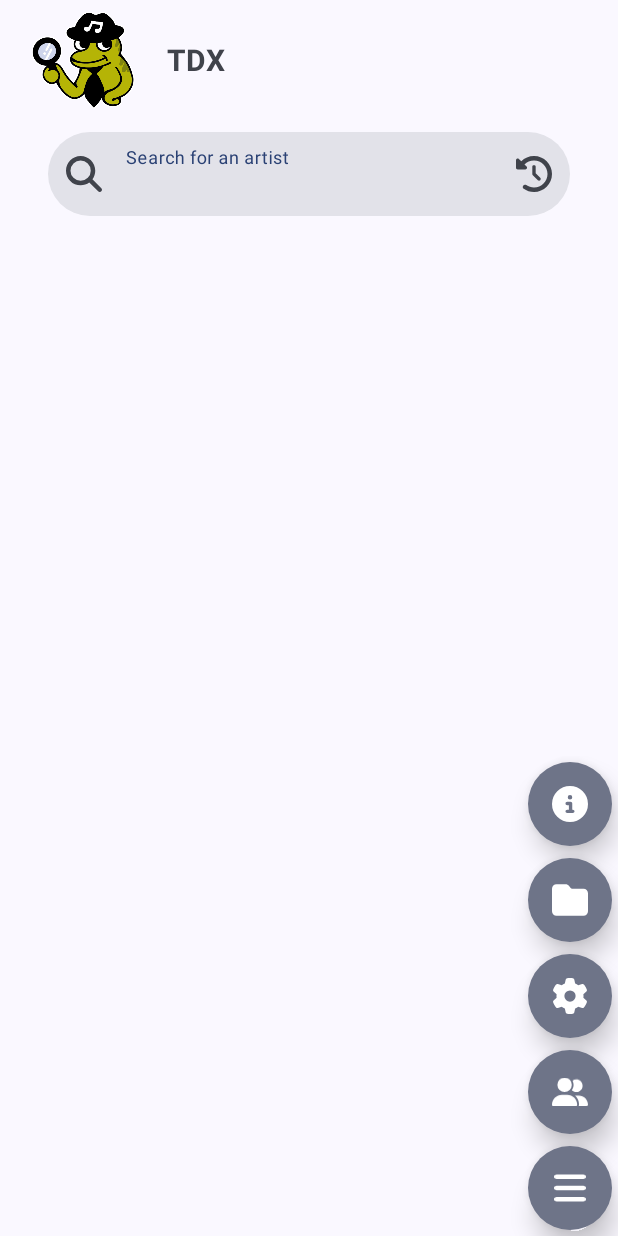
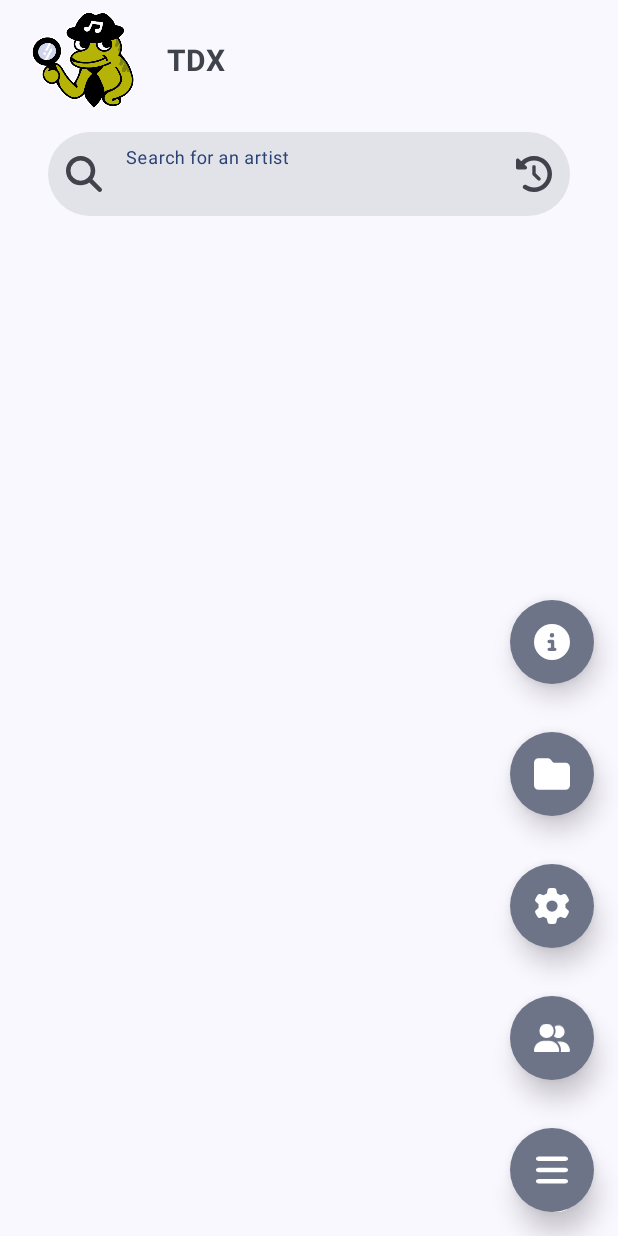
Before and after one commit to nooowavailable/tunedetectivex, an Android app: the screen it shows after launch (MainActivity), on a phone screen of 412 x 824 dp. Run offline under Robolectric (Android 15) with nearby library versions, the phone set to English and light mode, and no system bars; our stand-ins replace Room's generated code; libraries missing offline, so code that uses them is left out: com.getkeepsafe.taptargetview; 2 statements that could not run were skipped.

Commit message:
removed Artist Material Card View

```diff
--- a/app/src/main/java/com/dev/tunedetectivex/MainActivity.kt
+++ b/app/src/main/java/com/dev/tunedetectivex/MainActivity.kt
@@ -16,6 +16,7 @@ import android.view.inputmethod.InputMethodManager
 import android.widget.EditText
 import android.widget.ImageButton
 import android.widget.ImageView
+import android.widget.LinearLayout
 import android.widget.PopupMenu
 import android.widget.ProgressBar
 import android.widget.TextView
@@ -32,7 +33,6 @@ import androidx.recyclerview.widget.RecyclerView
 import com.getkeepsafe.taptargetview.TapTarget
 import com.getkeepsafe.taptargetview.TapTargetSequence
 import com.google.android.material.button.MaterialButton
-import com.google.android.material.card.MaterialCardView
 import com.google.android.material.dialog.MaterialAlertDialogBuilder
 import com.google.android.material.floatingactionbutton.FloatingActionButton
 import com.google.android.material.textfield.TextInputLayout
@@ -65,7 +65,6 @@ class MainActivity : AppCompatActivity() {
     private lateinit var apiService: DeezerApiService
     private lateinit var db: AppDatabase
     private var selectedArtist: DeezerArtist? = null
-    private lateinit var artistInfoCard: MaterialCardView
     private lateinit var progressBar: ProgressBar
     private var isFabMenuOpen = false
     private lateinit var notificationManager: NotificationManagerCompat
@@ -73,6 +72,7 @@ class MainActivity : AppCompatActivity() {
     private var isNetworkRequestsAllowed = true
     private lateinit var buttonOpenDiscography: MaterialButton
     private lateinit var fabAbout: FloatingActionButton
+    private lateinit var artistInfoContainer: LinearLayout
 
     override fun onCreate(savedInstanceState: Bundle?) {
         super.onCreate(savedInstanceState)
@@ -97,7 +97,7 @@ class MainActivity : AppCompatActivity() {
         recyclerViewArtists.layoutManager = LinearLayoutManager(this)
         editTextArtist = findViewById(R.id.editTextArtist)
         buttonSaveArtist = findViewById(R.id.buttonSaveArtist)
-        artistInfoCard = findViewById(R.id.artistInfoCard)
+        artistInfoContainer = findViewById(R.id.artistInfoContainer)
         textViewname = findViewById(R.id.textViewname)
         textViewAlbumTitle = findViewById(R.id.textViewAlbumTitle)
         textViewrelease_date = findViewById(R.id.textViewrelease_date)
@@ -576,7 +576,7 @@ class MainActivity : AppCompatActivity() {
         setMenuButtonEnabled(false)
 
         buttonSaveArtist.visibility = View.GONE
-        artistInfoCard.visibility = View.GONE
+        artistInfoContainer.visibility = View.GONE
 
         Log.d(TAG, "Fetching similar artists for: $artist")
 
@@ -745,7 +745,7 @@ class MainActivity : AppCompatActivity() {
     }
 
     private fun displayReleaseInfo(album: DeezerAlbum) {
-        artistInfoCard.visibility = View.VISIBLE
+        artistInfoContainer.visibility = View.VISIBLE
 
         Log.d(TAG, "Displaying release info for artist: ${selectedArtist?.name}")
 
@@ -843,7 +843,7 @@ class MainActivity : AppCompatActivity() {
     private fun clearPreviousSearch() {
         editTextArtist.text.clear()
         buttonSaveArtist.visibility = View.GONE
-        artistInfoCard.visibility = View.GONE
+        artistInfoContainer.visibility = View.GONE
         recyclerViewArtists.adapter = null
         recyclerViewArtists.visibility = View.GONE
 
--- a/app/src/main/res/layout/activity_main.xml
+++ b/app/src/main/res/layout/activity_main.xml
@@ -71,34 +71,37 @@
                     tools:ignore="VisualLintTextFieldSize" />
             </com.google.android.material.textfield.TextInputLayout>
 
-            <com.google.android.material.card.MaterialCardView
-                android:id="@+id/artistInfoCard"
+            <LinearLayout
+                android:id="@+id/artistInfoContainer"
                 android:layout_width="match_parent"
                 android:layout_height="wrap_content"
                 android:layout_marginTop="16dp"
-                android:visibility="gone"
-                app:cardCornerRadius="12dp"
-                app:cardElevation="4dp">
+                android:orientation="vertical"
+                android:visibility="invisible">
+
+                <ImageView
+                    android:id="@+id/imageViewAlbumArt"
+                    android:layout_width="match_parent"
+                    android:layout_height="match_parent"
+                    android:layout_gravity="center"
+                    android:adjustViewBounds="true"
+                    android:background="@android:color/transparent"
+                    android:importantForAccessibility="no"
+                    android:padding="20dp"
+                    android:scaleType="centerCrop" />
 
                 <LinearLayout
                     android:layout_width="match_parent"
                     android:layout_height="wrap_content"
-                    android:gravity="center"
-                    android:orientation="vertical"
-                    android:padding="16dp">
-
-                    <ImageView
-                        android:id="@+id/imageViewAlbumArt"
-                        android:layout_width="match_parent"
-                        android:layout_height="match_parent"
-                        android:importantForAccessibility="no"
-                        android:scaleType="centerCrop"
-                        android:adjustViewBounds="true" />
+                    android:layout_marginStart="16dp"
+                    android:layout_marginEnd="16dp"
+                    android:orientation="vertical">
 
                     <TextView
                         android:id="@+id/textViewname"
                         android:layout_width="wrap_content"
                         android:layout_height="wrap_content"
+                        android:textStyle="bold"
                         android:layout_marginTop="8dp"
                         android:gravity="center"
                         android:text="@string/textViewname"
@@ -108,6 +111,7 @@
                         android:id="@+id/textViewAlbumTitle"
                         android:layout_width="wrap_content"
                         android:layout_height="wrap_content"
+                        android:textStyle="bold"
                         android:layout_marginTop="4dp"
                         android:gravity="center"
                         android:text="@string/textViewAlbumTitle"
@@ -134,7 +138,7 @@
                         app:iconGravity="textStart"
                         app:iconPadding="8dp" />
                 </LinearLayout>
-            </com.google.android.material.card.MaterialCardView>
+            </LinearLayout>
 
             <androidx.recyclerview.widget.RecyclerView
                 android:id="@+id/recyclerViewArtists"
@@ -153,8 +157,8 @@
             android:layout_height="wrap_content"
             android:layout_alignParentStart="true"
             android:layout_alignParentBottom="true"
-            android:layout_marginStart="4dp"
-            android:layout_marginBottom="4dp"
+            android:layout_marginStart="16dp"
+            android:layout_marginBottom="16dp"
             android:contentDescription="@string/buttonSaveArtist"
             app:srcCompat="@drawable/ic_save_artist" />
 
@@ -165,7 +169,7 @@
             android:layout_height="wrap_content"
             android:layout_alignParentEnd="true"
             android:layout_alignParentBottom="true"
-            android:layout_margin="4dp"
+            android:layout_margin="16dp"
             android:alpha="0.9"
             android:translationZ="10dp"
             android:contentDescription="@string/fabMenu"
@@ -177,7 +181,7 @@
             android:id="@+id/fabSavedArtists"
             android:layout_width="wrap_content"
             android:layout_height="wrap_content"
-            android:layout_margin="4dp"
+            android:layout_margin="16dp"
             android:layout_above="@id/fabMenu"
             android:importantForAccessibility="no"
             android:translationZ="10dp"
@@ -190,7 +194,7 @@
             android:id="@+id/fabSettings"
             android:layout_width="wrap_content"
             android:layout_height="wrap_content"
-            android:layout_margin="4dp"
+            android:layout_margin="16dp"
             android:layout_above="@id/fabSavedArtists"
             android:importantForAccessibility="no"
             android:translationZ="10dp"
@@ -203,7 +207,7 @@
             android:id="@+id/fabSelectFolder"
             android:layout_width="wrap_content"
             android:layout_height="wrap_content"
-            android:layout_margin="4dp"
+            android:layout_margin="16dp"
             android:layout_above="@id/fabSettings"
             android:importantForAccessibility="no"
             android:translationZ="10dp"
@@ -218,7 +222,7 @@
             android:layout_height="wrap_content"
             android:layout_above="@id/fabSelectFolder"
             android:layout_alignParentEnd="true"
-            android:layout_margin="4dp"
+            android:layout_margin="16dp"
             android:importantForAccessibility="no"
             android:translationZ="10dp"
             app:elevation="4dp"
```
